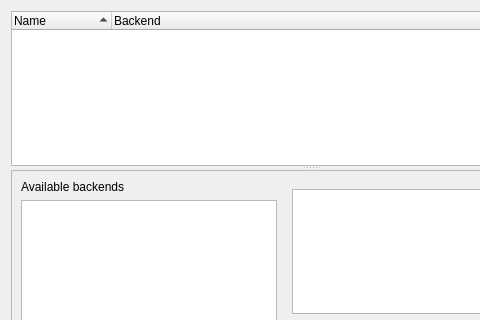
laurentb/weboob, file weboob/tools/application/qt/backendcfg.ui: the form before one commit; both pictures show x 0 to 480 and y 0 to 320 of the 622 by 484 pixel window.
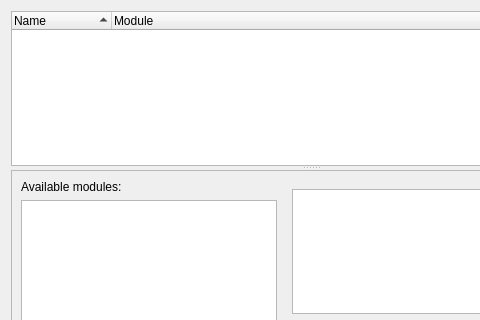
The form after the commit.

Commit message: support repositories to manage backends (closes #747)

The edit to the form file:
```diff
--- a/weboob/tools/application/qt/backendcfg.ui
+++ b/weboob/tools/application/qt/backendcfg.ui
@@ -22,14 +22,14 @@
      <widget class="QWidget" name="horizontalLayoutWidget">
       <layout class="QHBoxLayout" name="horizontalLayout">
        <item>
-        <widget class="QTreeWidget" name="configuredBackendsList">
+        <widget class="QTreeWidget" name="backendsList">
          <property name="editTriggers">
           <set>QAbstractItemView::NoEditTriggers</set>
          </property>
          <property name="iconSize">
           <size>
-           <width>48</width>
-           <height>48</height>
+           <width>24</width>
+           <height>24</height>
           </size>
          </property>
          <property name="rootIsDecorated">
@@ -72,7 +72,7 @@
          </column>
          <column>
           <property name="text">
-           <string>Backend</string>
+           <string>Module</string>
           </property>
          </column>
         </widget>
@@ -131,12 +131,12 @@
          <item>
           <widget class="QLabel" name="label_2">
            <property name="text">
-            <string>Available backends</string>
+            <string>Available modules:</string>
            </property>
           </widget>
          </item>
          <item>
-          <widget class="QListWidget" name="backendsList">
+          <widget class="QListWidget" name="modulesList">
            <property name="sizePolicy">
             <sizepolicy hsizetype="Preferred" vsizetype="Expanding">
              <horstretch>0</horstretch>
@@ -145,8 +145,8 @@
            </property>
            <property name="iconSize">
             <size>
-             <width>32</width>
-             <height>32</height>
+             <width>24</width>
+             <height>24</height>
             </size>
            </property>
            <property name="spacing">
```
Left out of the diff: 28 changed lines with no effect on the pictures. The commit also changes 419 other files.
